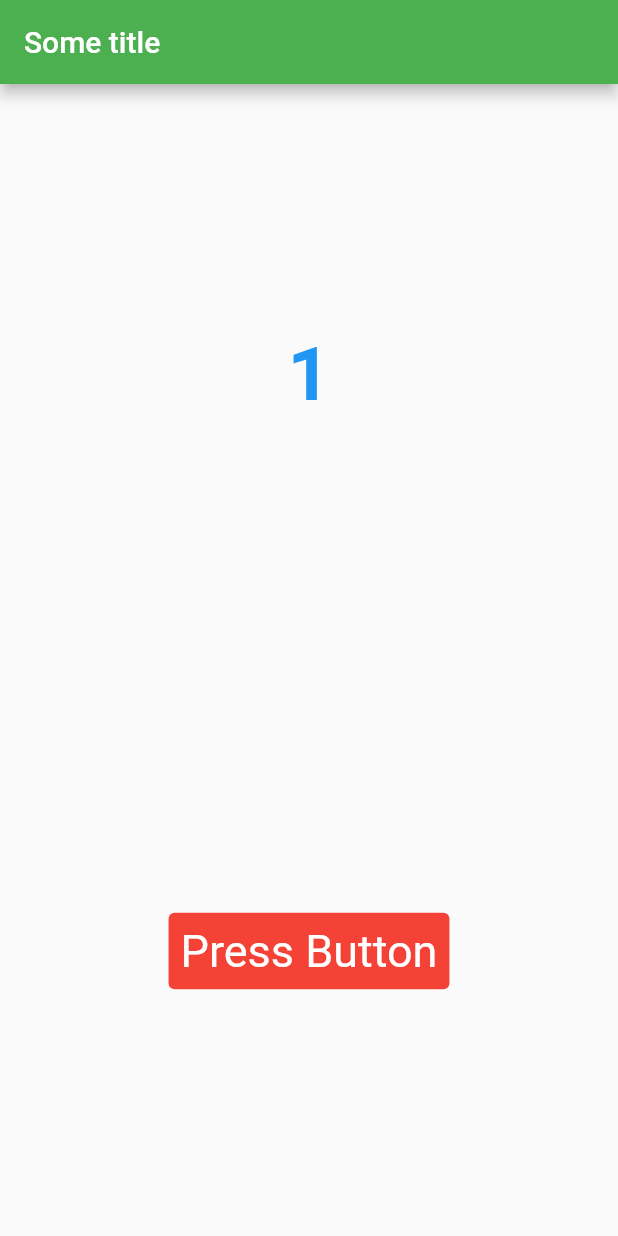
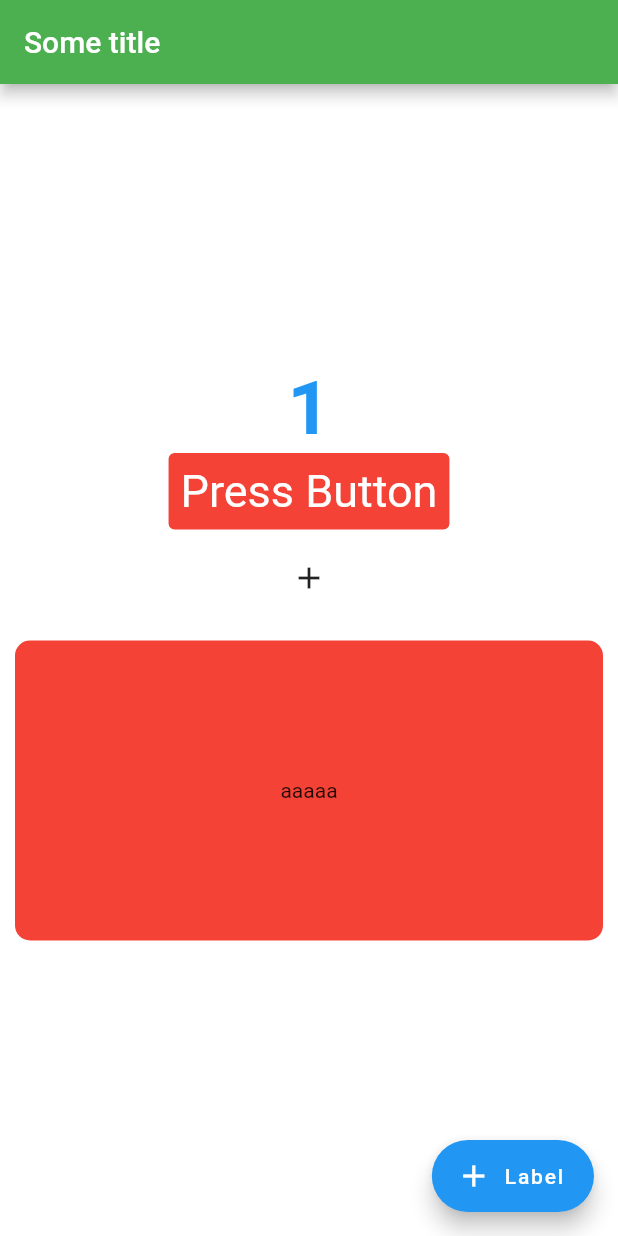
Before and after one commit to ruIlyaKiselev/flutter_carbolator, a Flutter app: the screen it shows after launch, on a phone screen of 412 x 824 dp. Run offline on Flutter 3.47's test engine with Material 2 defaults, Android fonts, the phone set to English and light mode, and no system bars; our stand-ins replace fluttertoast.

Commit message:
learning how to integrate scrollview (for working with portrait and landscape mode correctly); add floating button with label, add some container with style

```diff
--- a/lib/my_home_app.dart
+++ b/lib/my_home_app.dart
@@ -23,13 +23,15 @@ class _MyHomeAppState extends State<MyHomeApp> {
   Widget build(BuildContext context) {
     return MaterialApp(
         home: Scaffold(
+          backgroundColor: Colors.white,
           appBar: AppBar(
               title: const Text("Some title"),
               backgroundColor: Colors.green
           ),
           body: Center(
+              child: SingleChildScrollView(
                   child: Column(
-                mainAxisAlignment: MainAxisAlignment.spaceAround,
+                    mainAxisAlignment: MainAxisAlignment.center,
                     children: [
                       Text(
                         "$_counter",
@@ -61,9 +63,57 @@ class _MyHomeAppState extends State<MyHomeApp> {
                             ),
                             primary: Colors.white
                         ),
+                      ),
+                      IconButton(
+                          onPressed: () => {
+                            increment(),
+                            Fluttertoast.showToast(
+                                msg: "new event",
+                                toastLength: Toast.LENGTH_SHORT,
+                                gravity: ToastGravity.CENTER,
+                                timeInSecForIosWeb: 1,
+                                backgroundColor: Colors.red,
+                                textColor: Colors.white,
+                                fontSize: 16.0
+                            )
+                          },
+                          icon: const Icon(Icons.add),
+                          splashColor: Colors.red,
+                          padding: const EdgeInsets.all(20)
+                      ),
+                      Container(
+                        width: double.infinity,
+                        height: 200,
+                        margin: const EdgeInsets.all(10),
+                        decoration: BoxDecoration(
+                            color: Colors.red,
+                            shape: BoxShape.rectangle,
+                            borderRadius: BorderRadius.circular(10.0)
+                        ),
+                        child: const Center(
+                          child: Text("aaaaa")
+                        ),
                       )
                     ],
                   )
+              )
+          ),
+          floatingActionButton: FloatingActionButton.extended(
+            label: const Text("Label"),
+            onPressed: () => {
+              increment(),
+              Fluttertoast.showToast(
+                  msg: "new event",
+                  toastLength: Toast.LENGTH_SHORT,
+                  gravity: ToastGravity.CENTER,
+                  timeInSecForIosWeb: 1,
+                  backgroundColor: Colors.red,
+                  textColor: Colors.white,
+                  fontSize: 16.0
+              )
+            },
+            icon: const Icon(Icons.add),
+            tooltip: "some description",
           ),
         )
     );
```
Lines whose indentation alone changed are shown as unchanged.
